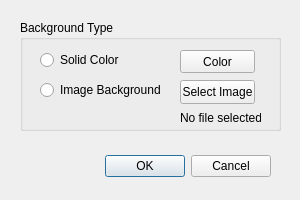
This is GUI/backgrounddialog.ui in ninyo999/2024_EEEE2076_GROUP6 as Qt 5 draws it before an edit. The edited form follows.
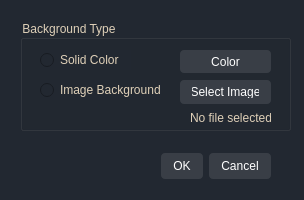
This is the edited form.

```diff
--- a/GUI/backgrounddialog.ui
+++ b/GUI/backgrounddialog.ui
@@ -6,13 +6,17 @@
    <rect>
     <x>0</x>
     <y>0</y>
-    <width>300</width>
+    <width>304</width>
     <height>200</height>
    </rect>
   </property>
   <property name="windowTitle">
    <string>Background Settings</string>
   </property>
+  <property name="styleSheet">
+   <string notr="true"> background-color: #222831;  /* darkest gray */
+  color: #DFD0B8;             /* light text */</string>
+  </property>
   <widget class="QDialogButtonBox" name="buttonBox">
    <property name="geometry">
     <rect>
@@ -22,6 +26,19 @@
      <height>32</height>
     </rect>
    </property>
+   <property name="styleSheet">
+    <string notr="true">QPushButton {
+  background-color: #393E46;
+  color: white;
+  border: none;
+  border-radius: 4px;
+  padding: 6px 12px;
+}
+QPushButton:hover {
+  background-color: #948979;
+}
+</string>
+   </property>
    <property name="orientation">
     <enum>Qt::Orientation::Horizontal</enum>
    </property>
@@ -34,7 +51,7 @@
     <rect>
      <x>20</x>
      <y>20</y>
-     <width>261</width>
+     <width>271</width>
      <height>111</height>
     </rect>
    </property>
@@ -59,10 +76,23 @@
      <rect>
       <x>160</x>
       <y>60</y>
-      <width>75</width>
+      <width>91</width>
       <height>24</height>
      </rect>
     </property>
+    <property name="styleSheet">
+     <string notr="true">QPushButton {
+  background-color: #393E46;
+  color: white;
+  border: none;
+  border-radius: 4px;
+  padding: 6px 12px;
+}
+QPushButton:hover {
+  background-color: #948979;
+}
+</string>
+    </property>
     <property name="text">
      <string>Select Image</string>
     </property>
@@ -70,7 +100,7 @@
    <widget class="QLabel" name="filePathLabel">
     <property name="geometry">
      <rect>
-      <x>160</x>
+      <x>170</x>
       <y>90</y>
       <width>81</width>
       <height>16</height>
@@ -85,10 +115,23 @@
      <rect>
       <x>160</x>
       <y>30</y>
-      <width>75</width>
+      <width>91</width>
       <height>23</height>
      </rect>
     </property>
+    <property name="styleSheet">
+     <string notr="true">QPushButton {
+  background-color: #393E46;
+  color: white;
+  border: none;
+  border-radius: 4px;
+  padding: 6px 12px;
+}
+QPushButton:hover {
+  background-color: #948979;
+}
+</string>
+    </property>
     <property name="text">
      <string>Color</string>
     </property>
```
